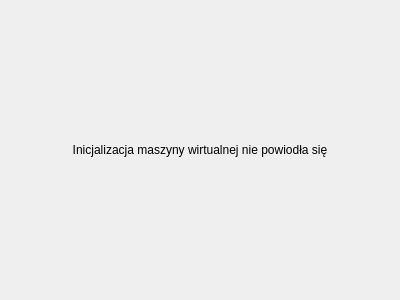
io-project/memoizer-gui, file src/VmErrorWidget.ui: the form before one commit.
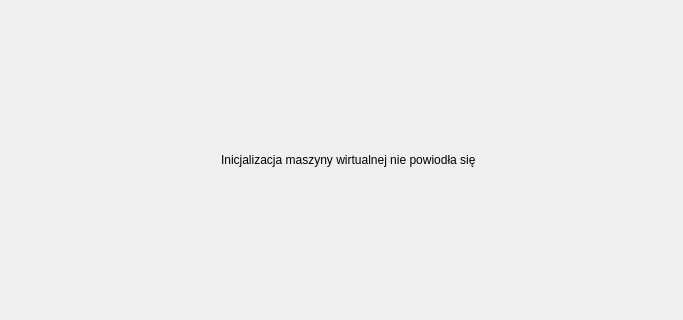
The form after the commit.

```diff
--- a/src/VmErrorWidget.ui
+++ b/src/VmErrorWidget.ui
@@ -2,27 +2,79 @@
 <ui version="4.0">
  <class>VmErrorWidget</class>
  <widget class="QWidget" name="VmErrorWidget">
-  <property name="geometry">
-   <rect>
-    <x>0</x>
-    <y>0</y>
-    <width>400</width>
-    <height>300</height>
-   </rect>
-  </property>
-  <property name="windowTitle">
-   <string>Form</string>
-  </property>
-  <layout class="QVBoxLayout" name="verticalLayout">
-   <item>
-    <widget class="QLabel" name="label">
-     <property name="text">
-      <string>Inicjalizacja maszyny wirtualnej nie powiodła się</string>
+  <layout class="QGridLayout" name="gridLayout">
+   <item row="0" column="1">
+    <spacer name="verticalSpacer">
+     <property name="orientation">
+      <enum>Qt::Vertical</enum>
      </property>
-     <property name="alignment">
-      <set>Qt::AlignCenter</set>
+     <property name="sizeHint" stdset="0">
+      <size>
+       <width>20</width>
+       <height>139</height>
+      </size>
      </property>
-    </widget>
+    </spacer>
+   </item>
+   <item row="1" column="0">
+    <spacer name="horizontalSpacer">
+     <property name="orientation">
+      <enum>Qt::Horizontal</enum>
+     </property>
+     <property name="sizeHint" stdset="0">
+      <size>
+       <width>197</width>
+       <height>20</height>
+      </size>
+     </property>
+    </spacer>
+   </item>
+   <item row="1" column="1" colspan="2">
+    <layout class="QHBoxLayout" name="horizontalLayout">
+     <item>
+      <widget class="QLabel" name="icon">
+       <property name="alignment">
+        <set>Qt::AlignRight|Qt::AlignTrailing|Qt::AlignVCenter</set>
+       </property>
+      </widget>
+     </item>
+     <item>
+      <widget class="QLabel" name="label">
+       <property name="text">
+        <string>Inicjalizacja maszyny wirtualnej nie powiodła się</string>
+       </property>
+       <property name="alignment">
+        <set>Qt::AlignLeading|Qt::AlignLeft|Qt::AlignVCenter</set>
+       </property>
+      </widget>
+     </item>
+    </layout>
+   </item>
+   <item row="1" column="3">
+    <spacer name="horizontalSpacer_2">
+     <property name="orientation">
+      <enum>Qt::Horizontal</enum>
+     </property>
+     <property name="sizeHint" stdset="0">
+      <size>
+       <width>196</width>
+       <height>20</height>
+      </size>
+     </property>
+    </spacer>
+   </item>
+   <item row="2" column="2">
+    <spacer name="verticalSpacer_2">
+     <property name="orientation">
+      <enum>Qt::Vertical</enum>
+     </property>
+     <property name="sizeHint" stdset="0">
+      <size>
+       <width>20</width>
+       <height>139</height>
+      </size>
+     </property>
+    </spacer>
    </item>
   </layout>
  </widget>
```
